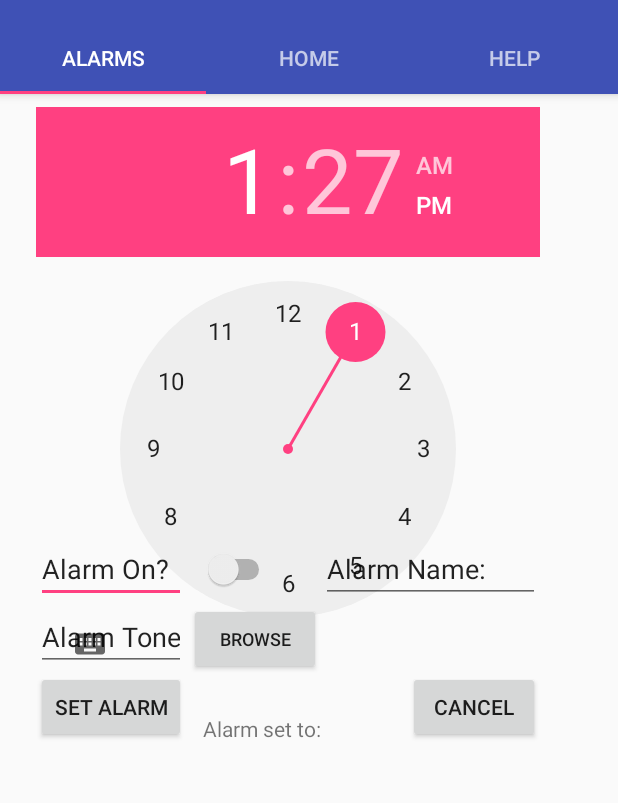
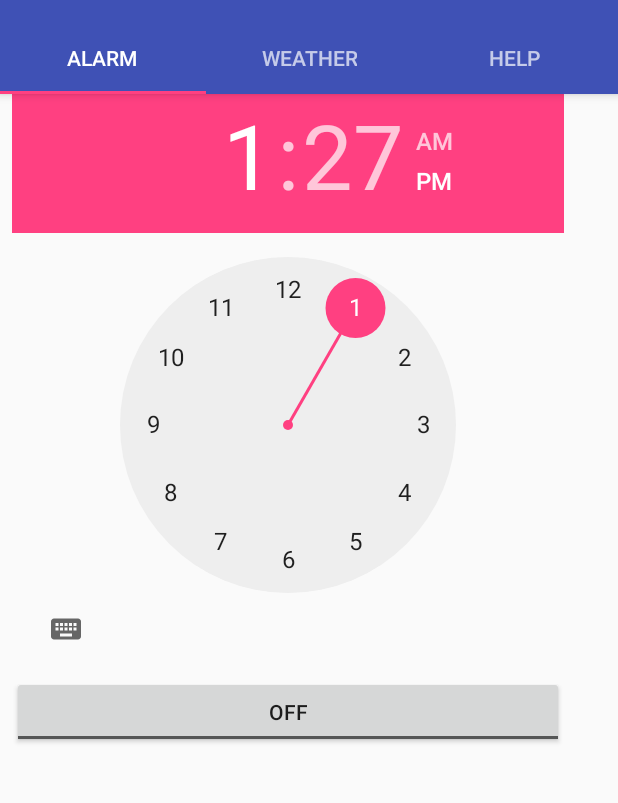
Before and after one commit to BrookeLin/GoodStart, an Android app: the screen it shows after launch (HomeScreen before the commit, MainActivity after it), on a phone screen of 412 x 824 dp, the part 74-877 px from its top. Run offline under Robolectric (Android 15) with nearby library versions, the phone set to English and light mode, and no system bars.

Commit message:
Got the layout working properly!

```diff
--- a/app/src/main/AndroidManifest.xml
+++ b/app/src/main/AndroidManifest.xml
@@ -14,7 +14,7 @@
         android:supportsRtl="true"
         android:theme="@style/AppTheme">
         <activity
-            android:name=".HomeScreen"
+            android:name=".MainActivity"
             android:label="@string/app_name"
             android:theme="@style/AppTheme.NoActionBar">
             <intent-filter>
@@ -28,7 +28,7 @@
             <!-- The meta-data tag is required if you support API level 15 and lower -->
             <meta-data
                 android:name="android.support.PARENT_ACTIVITY"
-                android:value=".HomeScreen" />
+                android:value=".MainActivity" />
         </activity>
     </application>
 
--- /dev/null
+++ b/app/src/main/java/com/example/brookelin/goodstart/Alarm.java
@@ -0,0 +1,28 @@
+package com.example.brookelin.goodstart;
+
+import android.os.Bundle;
+import android.support.v4.app.Fragment;
+import android.view.LayoutInflater;
+import android.view.View;
+import android.view.ViewGroup;
+
+
+/**
+ * A simple {@link Fragment} subclass.
+ */
+public class Alarm extends Fragment {
+
+
+    public Alarm() {
+        // Required empty public constructor
+    }
+
+
+    @Override
+    public View onCreateView(LayoutInflater inflater, ViewGroup container,
+                             Bundle savedInstanceState) {
+        // Inflate the layout for this fragment
+        return inflater.inflate(R.layout.fragment_alarm, container, false);
+    }
+
+}
--- a/app/src/main/java/com/example/brookelin/goodstart/AlarmActivity.java
+++ /dev/null
@@ -1,68 +0,0 @@
-package com.example.brookelin.goodstart;
-
-import android.app.AlarmManager;
-import android.content.Context;
-import android.os.Bundle;
-import android.support.v7.app.AppCompatActivity;
-import android.support.v7.widget.Toolbar;
-import android.view.Menu;
-import android.widget.Button;
-import android.widget.TextView;
-import android.widget.TimePicker;
-
-/**
- * This code was derived form a tutorial on build alarm clocks by Anna Xu on youtube
- */
-public class AlarmActivity extends AppCompatActivity
-{
-    /**
-     * The Manager.
-     */
-    AlarmManager manager;
-    /**
-     * The Picker.
-     */
-    TimePicker picker;
-    /**
-     * The Text view.
-     */
-    TextView text_view;
-    /**
-     * The Context.
-     */
-    Context context;
-
-    /*
-    Creates Alarm manager and GUI for alarm
-     */
-    protected void onCreate(Bundle savedInstanceState)
-    {
-        super.onCreate(savedInstanceState);
-        setContentView(R.layout.activity_home_screen);
-        Toolbar toolbar = (Toolbar)findViewById(R.id.toolbar);
-        setSupportActionBar(toolbar);
-        this.context = this;
-
-        // Initialize alarm manager
-        manager = (AlarmManager) getSystemService(ALARM_SERVICE);
-
-        // Initialize time picker
-        picker = (TimePicker) findViewById(R.id.timePicker);
-
-        // Initialize on button
-        Button alarmOn = (Button) findViewById(R.id.alarmOn);
-
-        // Initialize off button
-        Button alarmOff = (Button) findViewById(R.id.alarmOff);
-    }
-
-    /* Initializes another menu
-    @param menu
-     */
-    public boolean onCreateOptionsMenu(Menu menu)
-    {
-        getMenuInflater().inflate(R.menu.menu_home_screen, menu);
-        return true;
-    }
-
-}
--- /dev/null
+++ b/app/src/main/java/com/example/brookelin/goodstart/Help.java
@@ -0,0 +1,28 @@
+package com.example.brookelin.goodstart;
+
+import android.os.Bundle;
+import android.support.v4.app.Fragment;
+import android.view.LayoutInflater;
+import android.view.View;
+import android.view.ViewGroup;
+
+
+/**
+ * A simple {@link Fragment} subclass.
+ */
+public class Help extends Fragment {
+
+
+    public Help() {
+        // Required empty public constructor
+    }
+
+
+    @Override
+    public View onCreateView(LayoutInflater inflater, ViewGroup container,
+                             Bundle savedInstanceState) {
+        // Inflate the layout for this fragment
+        return inflater.inflate(R.layout.fragment_help, container, false);
+    }
+
+}
--- a/app/src/main/java/com/example/brookelin/goodstart/HomeScreen.java
+++ /dev/null
@@ -1,243 +0,0 @@
-package com.example.brookelin.goodstart;
-
-import android.app.AlarmManager;
-import android.app.PendingIntent;
-import android.content.ClipData;
-import android.content.Intent;
-import android.support.design.widget.TabLayout;
-import android.support.design.widget.FloatingActionButton;
-import android.support.design.widget.Snackbar;
-import android.support.v7.app.AppCompatActivity;
-import android.support.v7.widget.Toolbar;
-
-import android.support.v4.app.Fragment;
-import android.support.v4.app.FragmentManager;
-import android.support.v4.app.FragmentPagerAdapter;
-import android.support.v4.view.ViewPager;
-import android.os.Bundle;
-import android.view.LayoutInflater;
-import android.view.Menu;
-import android.view.MenuItem;
-import android.view.View;
-import android.view.ViewGroup;
-import android.widget.TextView;
-
-import static android.provider.AlarmClock.EXTRA_MESSAGE;
-
-/**
- * The type Home screen.
- */
-public class HomeScreen extends AppCompatActivity {
-
-    /**
-     * The {@link android.support.v4.view.PagerAdapter} that will provide
-     * fragments for each of the sections. We use a
-     * {@link FragmentPagerAdapter} derivative, which will keep every
-     * loaded fragment in memory. If this becomes too memory intensive, it
-     * may be best to switch to a
-     * {@link android.support.v4.app.FragmentStatePagerAdapter}.
-     */
-    private SectionsPagerAdapter mSectionsPagerAdapter;
-    /**
-     * The Text.
-     */
-    public String text;
-
-    /**
-     * The {@link ViewPager} that will host the section contents.
-     */
-    private ViewPager mViewPager;
-
-    /**
-     *Creates tab layout, toolbar, and basic gui structure elements of the application
-     * @param savedInstanceState
-     */
-    @Override
-    protected void onCreate(Bundle savedInstanceState)
-    {
-        super.onCreate(savedInstanceState);
-        setContentView(R.layout.activity_home_screen);
-
-        Toolbar toolbar = (Toolbar) findViewById(R.id.toolbar);
-        setSupportActionBar(toolbar);
-        // Create the adapter that will return a fragment for each of the three
-        // primary sections of the activity.
-        mSectionsPagerAdapter = new SectionsPagerAdapter(getSupportFragmentManager());
-
-        // Set up the ViewPager with the sections adapter. Add container
-        mViewPager = (ViewPager) findViewById(R.id.container);
-        mViewPager.setAdapter(mSectionsPagerAdapter);
-
-        TabLayout tabLayout = (TabLayout) findViewById(R.id.tabs);
-        tabLayout.setupWithViewPager(mViewPager);
-
-    }
-
-    /**
-     * Access alarm.
-     *
-     * @param item the item
-     */
-    public void accessAlarm(MenuItem item)
-    {
-        Intent intentAlarm = new Intent(this, AlarmReceiver.class);
-        startActivity(intentAlarm);
-
-        // pending intent delays the alarm
-        // until the time it's supposed to go off is reacher
-        PendingIntent pending = PendingIntent.getBroadcast(HomeScreen.this, 0,
-                intentAlarm, PendingIntent.FLAG_UPDATE_CURRENT);
-
-    }
-
-    /**
-     * Opens up new page with setting options
-     *
-     * @param item Menu item selected (in this case settings)
-     */
-    public void accessSettings(MenuItem item){
-        Intent intentSettings = new Intent(this, SettingsActivity.class);
-        startActivity(intentSettings);
-    }
-
-    /**
-     *Creates menu bar
-     * @param menu
-     * @return True if Menu is created successfully
-     */
-
-    @Override
-    public boolean onCreateOptionsMenu(Menu menu) {
-        // Inflate the menu; this adds items to the action bar if it is present.
-        getMenuInflater().inflate(R.menu.menu_home_screen, menu);
-        return true;
-    }
-
-    /**
-     * Determines the menu item which is selected
-     * @param item Specific menu item
-     * @return True if specific menu item is selected
-     */
-    @Override
-    public boolean onOptionsItemSelected(MenuItem item) {
-        // Handle action bar item clicks here. The action bar will
-        // automatically handle clicks on the Home/Up button, so long
-        // as you specify a parent activity in AndroidManifest.xml.
-        int id = item.getItemId();
-
-        //noinspection SimplifiableIfStatement
-        if (id == R.id.action_settings) {
-            return true;
-        }
-
-        return super.onOptionsItemSelected(item);
-    }
-
-    /**
-     * A placeholder fragment containing a simple view.
-     */
-    public static class PlaceholderFragment extends Fragment {
-        /**
-         * The fragment argument representing the section number for this
-         * fragment.
-         */
-        private static final String ARG_SECTION_NUMBER = "section_number";
-
-        /**
-         * Instantiates a new Placeholder fragment.
-         */
-        public PlaceholderFragment() {
-        }
-
-        /**
-         * Returns a new instance of this fragment for the given section
-         * number.
-         *
-         * @param sectionNumber the section number
-         * @return the placeholder fragment
-         */
-        public static PlaceholderFragment newInstance(int sectionNumber) {
-            PlaceholderFragment fragment = new PlaceholderFragment();
-            Bundle args = new Bundle();
-            args.putInt(ARG_SECTION_NUMBER, sectionNumber);
-            fragment.setArguments(args);
-            return fragment;
-        }
-
-        /**
-         * Fills each page's view with text
-         * @param inflater
-         * @param container
-         * @param savedInstanceState
-         * @return a Rootview
-         */
-        @Override
-        public View onCreateView(LayoutInflater inflater, ViewGroup container,
-                                 Bundle savedInstanceState)
-        {
-            View rootView = inflater.inflate(R.layout.fragment_home_screen, container, false);
-            TextView textView = (TextView) rootView.findViewById(R.id.text_view);
-
-            //EDIT TEXT INSIDE
-            textView.setText("Alarm set to:");
-            return rootView;
-        }
-    }
-
-    /**
-     * A {@link FragmentPagerAdapter} that returns a fragment corresponding to
-     * one of the sections/tabs/pages.
-     */
-    public class SectionsPagerAdapter extends FragmentPagerAdapter {
-
-
-        /**
-         * Instantiates a new Sections pager adapter.
-         *
-         * @param fm the fm
-         */
-        public SectionsPagerAdapter(FragmentManager fm) {
-            super(fm);
-        }
-
-        /**
-         *Creates fragment for specific page
-         * @param position Which tab it is
-         * @return a Fragment for each tab
-         */
-        @Override
-        public Fragment getItem(int position) {
-            // getItem is called to instantiate the fragment for the given page.
-            // Return a PlaceholderFragment (defined as a static inner class below).
-            return PlaceholderFragment.newInstance(position + 1);
-        }
-
-        /**
-         *Sets the number of tabs
-         * @return Number of tabs
-         */
-        @Override
-        public int getCount() {
-            // Show 3 total pages.
-            return 3;
-        }
-
-        /**
-         *Sets the tab titles
-         * @param position Where each tab is located
-         * @return String title of tab
-         */
-        @Override
-        public CharSequence getPageTitle(int position) {
-            switch (position) {
-                case 0:
-                    return "ALARMS";
-                case 1:
-                    return "HOME";
-                case 2:
-                    return "HELP";
-            }
-            return null;
-        }
-    }
-}
--- /dev/null
+++ b/app/src/main/java/com/example/brookelin/goodstart/MainActivity.java
@@ -0,0 +1,125 @@
+package com.example.brookelin.goodstart;
+
+import android.content.Intent;
+import android.os.Bundle;
+import android.support.v7.app.AppCompatActivity;
+import android.support.v7.widget.Toolbar;
+import android.support.design.widget.TabLayout;
+import android.support.v4.view.PagerAdapter;
+import android.support.v4.view.ViewPager;
+import android.view.Menu;
+import android.view.MenuItem;
+
+/**
+ * GoodStart's main activity is defined by a swipeable tab layout and
+ * is stored within this class. This class calls each tab and displays
+ * the layout of each separate tab to the user by use of fragments.
+ *
+ * Source used to aid in creating this class:
+ * http://www.techotopia.com/index.php/Creating_an_Android_Tabbed_Interface_using_the_TabLayout_Component
+ *
+ */
+
+public class MainActivity extends AppCompatActivity {
+
+    @Override
+    protected void onCreate(Bundle savedInstanceState) {
+        super.onCreate(savedInstanceState);
+
+        // Set the view to the main activity
+        setContentView(R.layout.activity_main);
+
+        // Create the toolbar
+        Toolbar toolbar = (Toolbar) findViewById(R.id.toolbar);
+        setSupportActionBar(toolbar);
+
+        // Set the tab layout
+        TabLayout layout = (TabLayout) findViewById(R.id.tabs);
+
+        layout.addTab(layout.newTab().setText("Alarm"));
+        layout.addTab(layout.newTab().setText("Weather"));
+        layout.addTab(layout.newTab().setText("Help"));
+
+        final ViewPager viewPager = (ViewPager) findViewById(R.id.container);
+        final PagerAdapter adapter = new SectionsPager(
+                getSupportFragmentManager(), layout.getTabCount());
+        viewPager.setAdapter(adapter);
+
+        viewPager.addOnPageChangeListener(new TabLayout.TabLayoutOnPageChangeListener(layout));
+
+        layout.setOnTabSelectedListener(new TabLayout.OnTabSelectedListener() {
+            @Override
+            public void onTabSelected(TabLayout.Tab tab) {
+                viewPager.setCurrentItem(tab.getPosition());
+            }
+
+            @Override
+            public void onTabUnselected(TabLayout.Tab tab) {
+
+            }
+
+            @Override
+            public void onTabReselected(TabLayout.Tab tab) {
+
+            }
+
+        });
+
+    }
+
+    /*
+    public void accessAlarm(MenuItem item)
+    {
+        Intent intentAlarm = new Intent(this, AlarmReceiver.class);
+        startActivity(intentAlarm);
+
+        // pending intent delays the alarm
+        // until the time it's supposed to go off is reacher
+        PendingIntent pending = PendingIntent.getBroadcast(MainActivity.this, 0,
+                intentAlarm, PendingIntent.FLAG_UPDATE_CURRENT);
+    }
+    */
+
+    /**
+     * Opens up new page with setting options
+     *
+     * @param item Menu item selected (in this case settings)
+     */
+    public void accessSettings(MenuItem item){
+        Intent intentSettings = new Intent(this, SettingsActivity.class);
+        startActivity(intentSettings);
+    }
+
+    /**
+     *Creates menu bar
+     * @param menu
+     * @return True if Menu is created successfully
+     */
+    @Override
+    public boolean onCreateOptionsMenu(Menu menu) {
+        // Inflate the menu; this adds items to the action bar if it is present.
+        getMenuInflater().inflate(R.menu.menu_home_screen, menu);
+        return true;
+    }
+
+    /**
+     * Determines the menu item which is selected
+     * @param item Specific menu item
+     * @return True if specific menu item is selected
+     */
+    @Override
+    public boolean onOptionsItemSelected(MenuItem item) {
+        // Handle action bar item clicks here. The action bar will
+        // automatically handle clicks on the Home/Up button, so long
+        // as you specify a parent activity in AndroidManifest.xml.
+        int id = item.getItemId();
+
+        //noinspection SimplifiableIfStatement
+        if (id == R.id.action_settings) {
+            return true;
+        }
+
+        return super.onOptionsItemSelected(item);
+    }
+
+}
--- /dev/null
+++ b/app/src/main/java/com/example/brookelin/goodstart/SectionsPager.java
@@ -0,0 +1,39 @@
+package com.example.brookelin.goodstart;
+
+import android.support.v4.app.Fragment;
+import android.support.v4.app.FragmentManager;
+import android.support.v4.app.FragmentPagerAdapter;
+
+public class SectionsPager extends FragmentPagerAdapter {
+
+    int tabCount;
+
+    public SectionsPager(FragmentManager fm, int numberOfTabs) {
+        super(fm);
+        this.tabCount = numberOfTabs;
+    }
+
+    @Override
+    public Fragment getItem(int position) {
+
+        switch (position) {
+            case 0:
+                Alarm tab_alarm = new Alarm();
+                return tab_alarm;
+            case 1:
+                Weather tab_weather = new Weather();
+                return tab_weather;
+            case 2:
+                Help tab_help = new Help();
+                return tab_help;
+            default:
+                Weather default_weather = new Weather();
+                return default_weather;
+        }
+    }
+
+    @Override
+    public int getCount() {
+        return tabCount;
+    }
+}
--- /dev/null
+++ b/app/src/main/java/com/example/brookelin/goodstart/Weather.java
@@ -0,0 +1,28 @@
+package com.example.brookelin.goodstart;
+
+import android.os.Bundle;
+import android.support.v4.app.Fragment;
+import android.view.LayoutInflater;
+import android.view.View;
+import android.view.ViewGroup;
+
+
+/**
+ * A simple {@link Fragment} subclass.
+ */
+public class Weather extends Fragment {
+
+
+    public Weather() {
+        // Required empty public constructor
+    }
+
+
+    @Override
+    public View onCreateView(LayoutInflater inflater, ViewGroup container,
+                             Bundle savedInstanceState) {
+        // Inflate the layout for this fragment
+        return inflater.inflate(R.layout.fragment_weather, container, false);
+    }
+
+}
--- a/app/src/main/res/layout/activity_home_screen.xml
+++ b/app/src/main/res/layout/activity_main.xml
@@ -6,7 +6,7 @@
     android:layout_width="match_parent"
     android:layout_height="match_parent"
     android:fitsSystemWindows="true"
-    tools:context="com.example.brookelin.goodstart.HomeScreen">
+    tools:context="com.example.brookelin.goodstart.MainActivity">
 
     <android.support.design.widget.AppBarLayout
         android:id="@+id/appbar"
--- /dev/null
+++ b/app/src/main/res/layout/content_main.xml
@@ -0,0 +1,11 @@
+<?xml version="1.0" encoding="utf-8"?>
+<android.support.constraint.ConstraintLayout xmlns:android="http://schemas.android.com/apk/res/android"
+    xmlns:app="http://schemas.android.com/apk/res-auto"
+    xmlns:tools="http://schemas.android.com/tools"
+    android:layout_width="match_parent"
+    android:layout_height="match_parent"
+    app:layout_behavior="@string/appbar_scrolling_view_behavior"
+    tools:context="com.example.brookelin.goodstart.MainActivity"
+    tools:showIn="@layout/activity_main">
+
+</android.support.constraint.ConstraintLayout>
--- /dev/null
+++ b/app/src/main/res/layout/fragment_alarm.xml
@@ -0,0 +1,19 @@
+<?xml version="1.0" encoding="utf-8"?>
+<LinearLayout xmlns:android="http://schemas.android.com/apk/res/android"
+    android:orientation="vertical" android:layout_width="match_parent"
+    android:layout_height="match_parent"
+    android:weightSum="1">
+
+    <TimePicker
+        android:id="@+id/timePicker2"
+        android:layout_width="match_parent"
+        android:layout_height="wrap_content"
+        android:layout_weight="0.37" />
+
+    <ToggleButton
+        android:id="@+id/toggleButton"
+        android:layout_width="match_parent"
+        android:layout_height="wrap_content"
+        android:text="ToggleButton" />
+
+</LinearLayout>
--- /dev/null
+++ b/app/src/main/res/layout/fragment_help.xml
@@ -0,0 +1,13 @@
+<?xml version="1.0" encoding="utf-8"?>
+<LinearLayout xmlns:android="http://schemas.android.com/apk/res/android"
+    android:orientation="vertical" android:layout_width="match_parent"
+    android:layout_height="match_parent">
+
+    <EditText
+        android:id="@+id/editText"
+        android:layout_width="match_parent"
+        android:layout_height="wrap_content"
+        android:ems="10"
+        android:inputType="textPersonName"
+        android:text="Welcome to the help tab!" />
+</LinearLayout>
--- a/app/src/main/res/layout/fragment_home_screen.xml
+++ /dev/null
@@ -1,108 +0,0 @@
-<RelativeLayout xmlns:android="http://schemas.android.com/apk/res/android"
-    xmlns:tools="http://schemas.android.com/tools"
-    android:layout_width="match_parent"
-    android:layout_height="match_parent"
-    android:paddingBottom="@dimen/activity_vertical_margin"
-    android:paddingLeft="@dimen/activity_horizontal_margin"
-    android:paddingRight="@dimen/activity_horizontal_margin"
-    android:paddingTop="@dimen/activity_vertical_margin"
-    tools:context="com.example.brookelin.goodstart.HomeScreen$PlaceholderFragment">
-
-    <TextView
-        android:id="@+id/text_view"
-        android:layout_width="wrap_content"
-        android:layout_height="wrap_content"
-        android:text="@string/alarm_set_to"
-        android:layout_alignParentBottom="true"
-        android:layout_toRightOf="@+id/alarmOn"
-        android:layout_toEndOf="@+id/alarmOn"
-        android:layout_marginLeft="11dp"
-        android:layout_marginStart="11dp" />
-
-    <Button
-        android:id="@+id/alarmOn"
-        android:layout_width="wrap_content"
-        android:layout_height="wrap_content"
-        android:layout_alignParentBottom="true"
-        android:layout_alignParentLeft="true"
-        android:layout_alignParentStart="true"
-        android:text="@string/set_alarm" />
-
-    <Button
-        android:id="@+id/alarmOff"
-        android:layout_width="wrap_content"
-        android:layout_height="wrap_content"
-        android:text="@string/cancel"
-        android:layout_alignParentBottom="true"
-        android:layout_alignParentRight="true"
-        android:layout_alignParentEnd="true" />
-
-    <TimePicker
-        android:id="@+id/timePicker"
-        android:layout_width="wrap_content"
-        android:layout_height="wrap_content"
-        android:layout_alignParentEnd="true"
-        android:layout_alignParentRight="true"
-        android:layout_alignParentTop="true"
-        android:layout_above="@+id/alarmOn" />
-
-    <EditText
-        android:id="@+id/editText"
-        android:layout_width="wrap_content"
-        android:layout_height="wrap_content"
-        android:ems="10"
-        android:inputType="textPersonName"
-        android:text="@string/alarm_on"
-        android:layout_above="@+id/almTone"
-        android:layout_alignParentLeft="true"
-        android:layout_alignParentStart="true"
-        android:layout_toLeftOf="@+id/almOnOff"
-        android:layout_toStartOf="@+id/almOnOff" />
-
-    <Switch
-        android:id="@+id/almOnOff"
-        android:layout_width="wrap_content"
-        android:layout_height="wrap_content"
-        android:layout_toRightOf="@+id/alarmOn"
-        android:layout_toEndOf="@+id/alarmOn"
-        android:layout_marginLeft="11dp"
-        android:layout_marginStart="11dp"
-        android:layout_alignTop="@+id/editText3"
-        android:layout_above="@+id/button" />
-
-    <EditText
-        android:id="@+id/almTone"
-        android:layout_width="wrap_content"
-        android:layout_height="wrap_content"
-        android:layout_above="@+id/alarmOn"
-        android:layout_alignParentLeft="true"
-        android:layout_alignParentStart="true"
-        android:layout_toStartOf="@+id/text_view"
-        android:ems="10"
-        android:inputType="textPersonName"
-        android:text="@string/alarm_tone"
-        android:layout_alignRight="@+id/alarmOn"
-        android:layout_alignEnd="@+id/alarmOn" />
-
-    <Button
-        android:id="@+id/button"
-        android:layout_width="wrap_content"
-        android:layout_height="wrap_content"
-        android:text="@string/browse"
-        android:textSize="12sp"
-        android:layout_alignTop="@+id/almTone"
-        android:layout_toLeftOf="@+id/editText3"
-        android:layout_toStartOf="@+id/editText3" />
-
-    <EditText
-        android:id="@+id/editText3"
-        android:layout_width="wrap_content"
-        android:layout_height="wrap_content"
-        android:ems="10"
-        android:inputType="textPersonName"
-        android:text="@string/alarm_name"
-        android:layout_above="@+id/button"
-        android:layout_toRightOf="@+id/text_view"
-        android:layout_toEndOf="@+id/text_view" />
-
-</RelativeLayout>
--- /dev/null
+++ b/app/src/main/res/layout/fragment_weather.xml
@@ -0,0 +1,24 @@
+<RelativeLayout xmlns:android="http://schemas.android.com/apk/res/android"
+    xmlns:tools="http://schemas.android.com/tools"
+    android:layout_width="match_parent"
+    android:layout_height="match_parent"
+    android:paddingBottom="@dimen/activity_vertical_margin"
+    android:paddingLeft="@dimen/activity_horizontal_margin"
+    android:paddingRight="@dimen/activity_horizontal_margin"
+    android:paddingTop="@dimen/activity_vertical_margin"
+    tools:context="com.example.brookelin.goodstart.MainActivity$PlaceholderFragment">
+
+    <EditText
+        android:id="@+id/editText2"
+        android:layout_width="wrap_content"
+        android:layout_height="wrap_content"
+        android:layout_alignParentLeft="true"
+        android:layout_alignParentStart="true"
+        android:layout_alignParentTop="true"
+        android:layout_marginLeft="18dp"
+        android:layout_marginStart="18dp"
+        android:layout_marginTop="81dp"
+        android:ems="10"
+        android:inputType="textPersonName"
+        android:text="Welcome to weather!" />
+</RelativeLayout>
--- a/app/src/main/res/menu/menu_home_screen.xml
+++ b/app/src/main/res/menu/menu_home_screen.xml
@@ -1,7 +1,7 @@
 <menu xmlns:android="http://schemas.android.com/apk/res/android"
     xmlns:app="http://schemas.android.com/apk/res-auto"
     xmlns:tools="http://schemas.android.com/tools"
-    tools:context="com.example.brookelin.goodstart.HomeScreen">
+    tools:context="com.example.brookelin.goodstart.MainActivity">
     <item
         android:id="@+id/action_settings"
         android:onClick="accessSettings"
```
